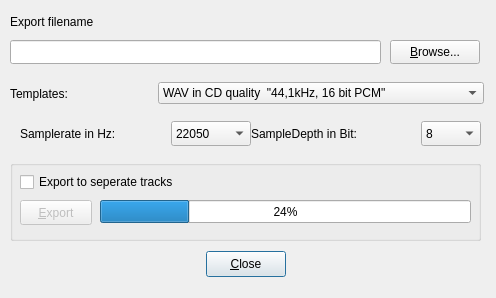
Before: the Qt Designer form gui/src/UI/ExportSongDialog_UI.ui in hydrogen-music/hydrogen, drawn with Qt 5.
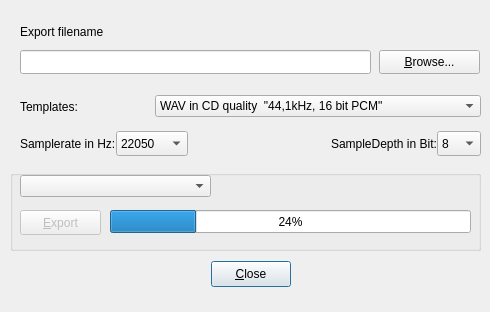
After: the same form once the commit is applied.

Commit message: Various Bugfixes for the ExportSongDialog: Don't export the metronome, don't export the all tracks in addition to the seperate tracks, introdocued new combo box

Patch:
```diff
--- a/gui/src/UI/ExportSongDialog_UI.ui
+++ b/gui/src/UI/ExportSongDialog_UI.ui
@@ -6,8 +6,8 @@
    <rect>
     <x>0</x>
     <y>0</y>
-    <width>496</width>
-    <height>298</height>
+    <width>490</width>
+    <height>312</height>
    </rect>
   </property>
   <property name="windowTitle">
@@ -16,9 +16,9 @@
   <widget class="QWidget" name="layout2">
    <property name="geometry">
     <rect>
-     <x>10</x>
-     <y>250</y>
-     <width>471</width>
+     <x>20</x>
+     <y>260</y>
+     <width>461</width>
      <height>28</height>
     </rect>
    </property>
@@ -86,7 +86,7 @@
    <property name="geometry">
     <rect>
      <x>10</x>
-     <y>160</y>
+     <y>170</y>
      <width>471</width>
      <height>81</height>
     </rect>
@@ -102,7 +102,7 @@
      <rect>
       <x>10</x>
       <y>40</y>
-      <width>72</width>
+      <width>81</width>
       <height>25</height>
      </rect>
     </property>
@@ -122,9 +122,9 @@
    <widget class="QProgressBar" name="m_pProgressBar">
     <property name="geometry">
      <rect>
-      <x>90</x>
+      <x>100</x>
       <y>40</y>
-      <width>371</width>
+      <width>361</width>
       <height>23</height>
      </rect>
     </property>
@@ -136,18 +136,14 @@
     <property name="geometry">
      <rect>
       <x>10</x>
-      <y>10</y>
-      <width>441</width>
-      <height>25</height>
+      <y>0</y>
+      <width>191</width>
+      <height>33</height>
      </rect>
     </property>
     <layout class="QHBoxLayout" name="horizontalLayout_5">
      <item>
-      <widget class="QCheckBox" name="tocheckBox">
-       <property name="text">
-	<string>Export to seperate tracks</string>
-       </property>
-      </widget>
+      <widget class="QComboBox" name="exportTypeCombo"/>
      </item>
     </layout>
    </widget>
@@ -155,8 +151,8 @@
   <widget class="QLabel" name="TextLabel1">
    <property name="geometry">
     <rect>
-     <x>10</x>
-     <y>10</y>
+     <x>20</x>
+     <y>20</y>
      <width>440</width>
      <height>24</height>
     </rect>
@@ -168,9 +164,9 @@
   <widget class="QLineEdit" name="exportNameTxt">
    <property name="geometry">
     <rect>
-     <x>10</x>
-     <y>40</y>
-     <width>371</width>
+     <x>20</x>
+     <y>50</y>
+     <width>351</width>
      <height>24</height>
     </rect>
    </property>
@@ -181,9 +177,9 @@
   <widget class="QPushButton" name="browseBtn">
    <property name="geometry">
     <rect>
-     <x>390</x>
-     <y>40</y>
-     <width>90</width>
+     <x>379</x>
+     <y>50</y>
+     <width>101</width>
      <height>24</height>
     </rect>
    </property>
@@ -198,7 +194,7 @@
    <property name="geometry">
     <rect>
      <x>20</x>
-     <y>118</y>
+     <y>128</y>
      <width>461</width>
      <height>31</height>
     </rect>
@@ -250,6 +246,19 @@
       </item>
      </layout>
     </item>
+    <item>
+     <spacer name="horizontalSpacer">
+      <property name="orientation">
+       <enum>Qt::Horizontal</enum>
+      </property>
+      <property name="sizeHint" stdset="0">
+       <size>
+        <width>20</width>
+        <height>20</height>
+       </size>
+      </property>
+     </spacer>
+    </item>
     <item>
      <layout class="QHBoxLayout" name="horizontalLayout_2">
       <item>
@@ -296,10 +305,10 @@
   <widget class="QWidget" name="layoutWidget">
    <property name="geometry">
     <rect>
-     <x>10</x>
-     <y>80</y>
-     <width>474</width>
-     <height>27</height>
+     <x>20</x>
+     <y>90</y>
+     <width>461</width>
+     <height>33</height>
     </rect>
    </property>
    <layout class="QHBoxLayout" name="horizontalLayout_4">
```
Lines whose indentation alone changed are shown as unchanged. The commit also changes 1 other file.
